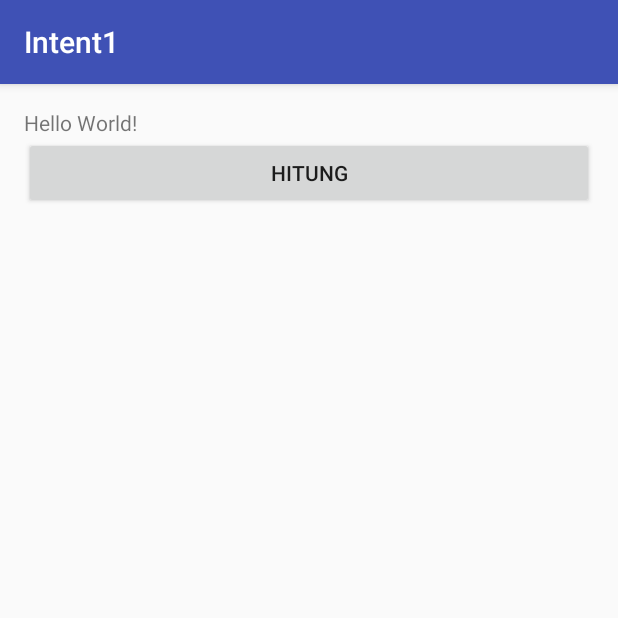
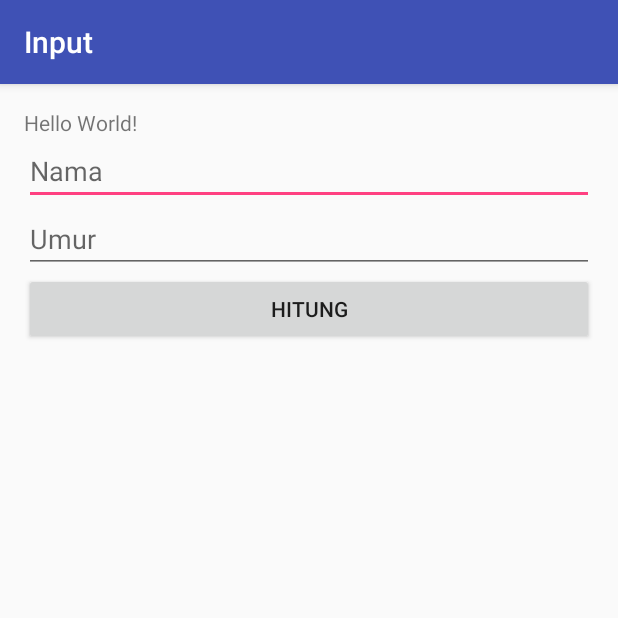
Before and after one commit to atalarikt99/Intent1, an Android app: the screen it shows after launch (MainActivity), on a phone screen of 412 x 824 dp, the top half of it. Run offline under Robolectric (Android 15) with nearby library versions, the phone set to English and light mode, and no system bars.

Commit message:
Initial commit startActivity Part 1 onBackPressed Part 1 onBackPressed Part 2 startActivity Part 2

```diff
--- a/app/src/main/java/id/sch/smktelkom_mlg/learn/intent1/MainActivity.java
+++ b/app/src/main/java/id/sch/smktelkom_mlg/learn/intent1/MainActivity.java
@@ -4,18 +4,44 @@ import android.content.Intent;
 import android.support.v7.app.AppCompatActivity;
 import android.os.Bundle;
 import android.view.View;
+import android.widget.EditText;
 
 public class MainActivity extends AppCompatActivity {
+
+    public static final String NAMA = "Nama";
+    public static final String UMUR = "Umur";
+
+    private void goHasil()
+    {
+        String nama = etNama.getText().toString();
+        String umurStr = etUmur.getText().toString();
+
+        int umur = umurStr.isEmpty()?0:Integer.parseInt(umurStr);
+
+        Intent intent = new Intent(MainActivity.this, HasilActivity.class);
+        intent.putExtra(NAMA, nama);
+        intent.putExtra(UMUR, umur);
+
+        startActivity(intent);
+    }
+
+    EditText etNama;
+    EditText etUmur;
 
     @Override
     protected void onCreate(Bundle savedInstanceState) {
         super.onCreate(savedInstanceState);
         setContentView(R.layout.activity_main);
 
+        setTitle("Input");
+
+        etNama = (EditText) findViewById(R.id.editTextNama);
+        etUmur = (EditText) findViewById(R.id.editTextUmur);
+
         findViewById(R.id.buttonHitung).setOnClickListener(new View.OnClickListener() {
             @Override
             public void onClick(View v) {
-                startActivity(new Intent(MainActivity.this, HasilActivity.class));
+                goHasil();
             }
         });
     }
--- a/app/src/main/res/layout/activity_main.xml
+++ b/app/src/main/res/layout/activity_main.xml
@@ -17,6 +17,22 @@
         android:layout_height="wrap_content"
         android:text="Hello World!"/>
 
+    <EditText
+        android:layout_width="match_parent"
+        android:layout_height="wrap_content"
+        android:inputType="textPersonName"
+        android:ems="10"
+        android:id="@+id/editTextNama"
+        android:hint="Nama"/>
+
+    <EditText
+        android:layout_width="match_parent"
+        android:layout_height="wrap_content"
+        android:inputType="numberSigned"
+        android:ems="10"
+        android:id="@+id/editTextUmur"
+        android:hint="Umur"/>
+
     <Button
         android:text="Hitung"
         android:layout_width="match_parent"
```
Also changed, not shown: app/src/main/java/id/sch/smktelkom_mlg/learn/intent1/HasilActivity.java (+16 -0 lines), app/src/main/res/layout/activity_hasil.xml (+7 -1 lines).
